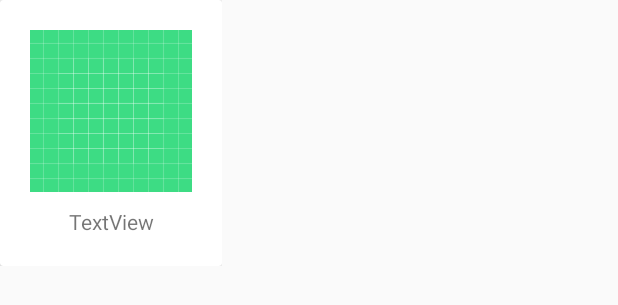
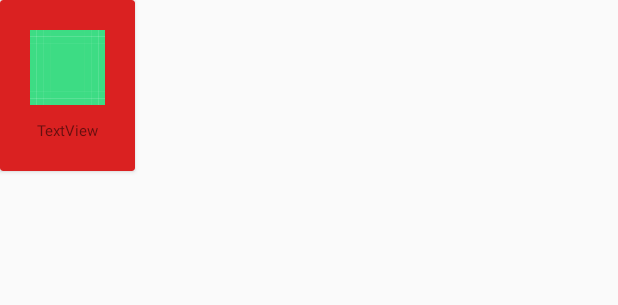
Before and after one commit to tgonet/Social.ly, an Android app: the layout gridfrienditem.xml on its own in the app's theme, with its tools: preview values and no code run, on a phone screen of 412 x 824 dp. Shown: the top 305 px of the screen. Run offline under Robolectric (Android 15) with nearby library versions, the phone set to English and light mode, and no system bars.

```diff
--- a/app/src/main/java/sg/MAD/socially/Conversation.java
+++ b/app/src/main/java/sg/MAD/socially/Conversation.java
@@ -62,10 +62,8 @@ public class Conversation extends AppCompatActivity {
                         UsersList.add(chat.getSender());
                     }
                 }
-
                 readChats();
             }
-
             @Override
             public void onCancelled(@NonNull DatabaseError databaseError) {
 
--- a/app/src/main/res/layout/gridfrienditem.xml
+++ b/app/src/main/res/layout/gridfrienditem.xml
@@ -1,12 +1,13 @@
 <?xml version="1.0" encoding="utf-8"?>
 <LinearLayout xmlns:android="http://schemas.android.com/apk/res/android"
     xmlns:app="http://schemas.android.com/apk/res-auto"
-    android:layout_width="wrap_content"
-    android:layout_height="wrap_content">
+    android:layout_width="150dp"
+    android:layout_height="190dp">
 
     <androidx.cardview.widget.CardView
-        android:layout_width="match_parent"
-        android:layout_height="match_parent">
+        android:layout_width="wrap_content"
+        android:layout_height="wrap_content"
+        app:cardBackgroundColor="#DA2121">
 
         <LinearLayout
             android:layout_width="match_parent"
@@ -16,17 +17,18 @@
 
             <ImageView
                 android:id="@+id/Friend_pic"
-                android:layout_width="wrap_content"
-                android:layout_height="wrap_content"
+                android:layout_width="50dp"
+                android:layout_height="50dp"
                 android:layout_marginBottom="10dp"
                 app:srcCompat="@drawable/ic_launcher_background" />
 
             <TextView
                 android:id="@+id/Friend_name"
                 android:layout_width="match_parent"
-                android:layout_height="wrap_content"
+                android:layout_height="match_parent"
                 android:text="TextView"
-                android:textAlignment="center" />
+                android:textAlignment="center"
+                android:textSize="10sp" />
         </LinearLayout>
 
     </androidx.cardview.widget.CardView>
```
Also changed, not shown: app/src/main/java/sg/MAD/socially/GridFriendAdapter.java (+1 -7 lines), app/src/main/java/sg/MAD/socially/NewChat.java (+13 -7 lines).
